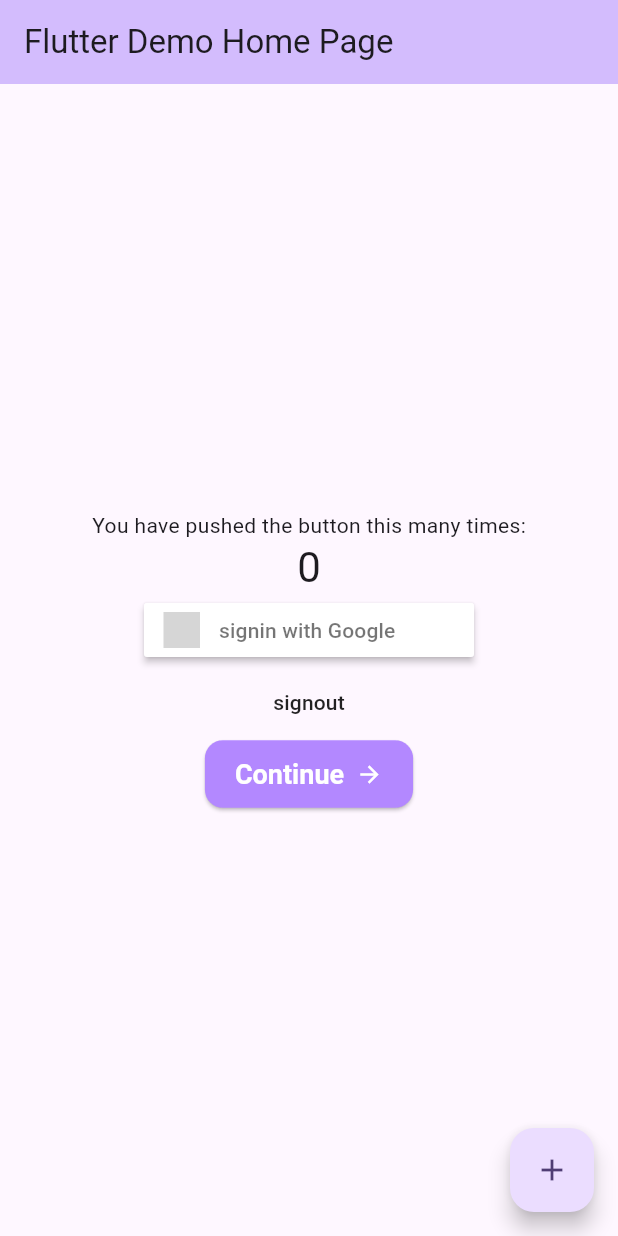
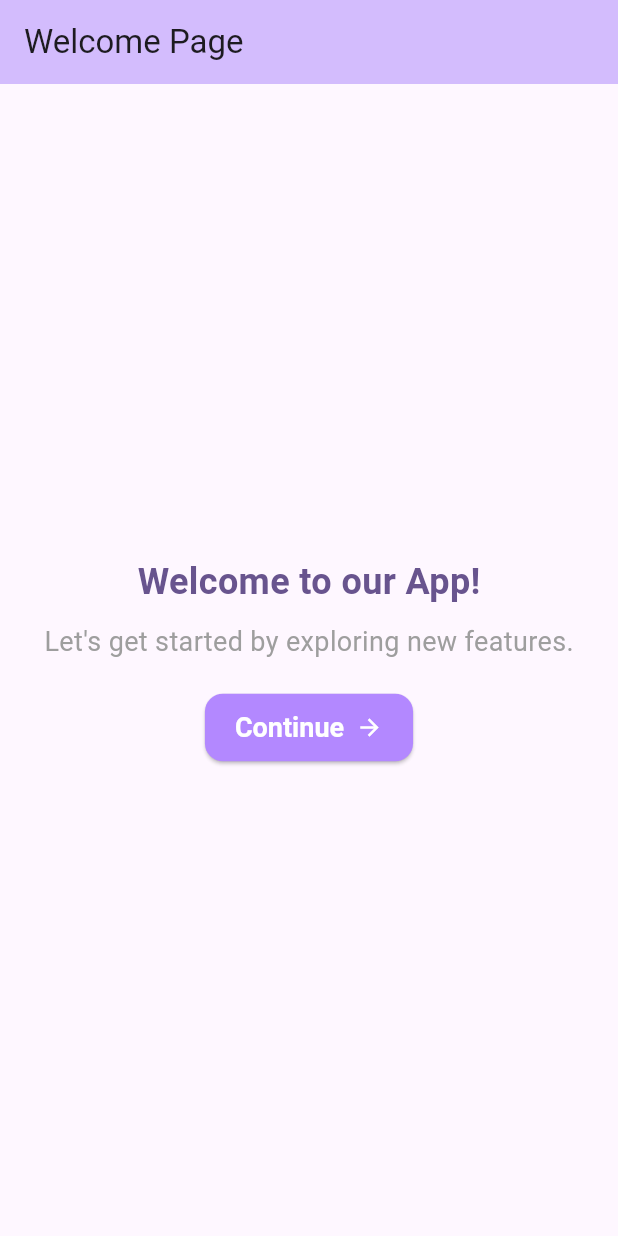
Before and after one commit to IvanR2468/5N6-AppMobileAvancee-TP3-Firebase, a Flutter app: the screen it shows after launch, on a phone screen of 412 x 824 dp. Run offline on Flutter 3.47's test engine with Material 3 defaults, Android fonts, the phone set to English and light mode, and no system bars; drawn by our look-alikes of sign_in_button; our stand-ins replace cloud_firestore, firebase_auth, firebase_core, google_sign_in; accounts and stored records are empty; grey boxes are pictures that could not be loaded.

Commit message:
REFACTOR: push -> pushReplacement pour la navigation
main dart modification accueil

```diff
--- a/task_manager_firebase/lib/main.dart
+++ b/task_manager_firebase/lib/main.dart
@@ -1,20 +1,9 @@
-import 'package:cloud_firestore/cloud_firestore.dart';
-import 'package:firebase_auth/firebase_auth.dart';
-import 'package:firebase_core/firebase_core.dart';
 import 'package:flutter/material.dart';
 import 'package:flutter_localizations/flutter_localizations.dart';
-import 'package:google_sign_in/google_sign_in.dart';
-import 'package:sign_in_button/sign_in_button.dart';
-import 'package:task_manager_firebase/widgets/continueButton.dart';
-
-import 'firebase_options.dart';
 import 'generated/l10n.dart';
+import 'widgets/continueButton.dart';
 
 void main() async {
-  WidgetsFlutterBinding.ensureInitialized();
-  await Firebase.initializeApp(
-    options: DefaultFirebaseOptions.currentPlatform,
-  );
   runApp(const MyApp());
 }
 
@@ -31,7 +20,7 @@ class MyApp extends StatelessWidget {
         GlobalCupertinoLocalizations.delegate,
       ],
       supportedLocales: S.delegate.supportedLocales,
-      title: 'Flutter Demo',
+      title: 'Welcome Page',
       theme: ThemeData(
         colorScheme: ColorScheme.fromSeed(seedColor: Colors.deepPurple),
         useMaterial3: true,
@@ -41,98 +30,45 @@ class MyApp extends StatelessWidget {
   }
 }
 
-class MyHomePage extends StatefulWidget {
+class MyHomePage extends StatelessWidget {
   const MyHomePage({super.key});
 
   @override
-  State<MyHomePage> createState() => _MyHomePageState();
-}
+  Widget build(BuildContext context) {
+    final appColor = Theme.of(context).colorScheme.primary;
 
-class _MyHomePageState extends State<MyHomePage> {
-  @override
-  void initState() {
-    super.initState();
-    FirebaseAuth.instance.authStateChanges().listen((User? user) {
-      if (user == null) {
-        print('User is currently signed out!');
-      } else {
-        print('User is signed in! ${user.email!}');
-      }
-    });
-  }
-
-  int _counter = 0;
-  void _incrementCounter() {
-    final db = FirebaseFirestore.instance;
-    // Create a new user with a first and last name
-    final user = <String, dynamic>{
-      "first": "Ada",
-      "last": "Lovelace",
-      "born": 1815
-    };
-    db.collection("users").add(user).then((DocumentReference doc) =>
-        print('DocumentSnapshot added with ID: ${doc.id}'));
-    setState(() {
-      _counter++;
-    });
-  }
-
-  @override
-  Widget build(BuildContext context) {
     return Scaffold(
       appBar: AppBar(
         backgroundColor: Theme.of(context).colorScheme.inversePrimary,
-        title: const Text('Flutter Demo Home Page'),
+        title: const Text('Welcome Page'),
       ),
       body: Center(
         child: Column(
           mainAxisAlignment: MainAxisAlignment.center,
           children: <Widget>[
+            // First message with app color
+            Text(
+              'Welcome to our App!',
+              style: TextStyle(
+                fontSize: 24,
+                fontWeight: FontWeight.bold,
+                color: appColor, // Use the primary color from the app theme
+              ),
+            ),
+            const SizedBox(height: 10),
+            // Second message with light color
             const Text(
-              'You have pushed the button this many times:',
+              'Let\'s get started by exploring new features.',
+              style: TextStyle(
+                fontSize: 18,
+                color: Colors.grey, // Light grey for the second message
+              ),
             ),
-            Text(
-              '$_counter',
-              style: Theme.of(context).textTheme.headlineMedium,
-            ),
-            SignInButton(
-                Buttons.google,
-                onPressed: signInWithGoogle,
-                text: 'signin with Google'),
-            MaterialButton(
-              onPressed: () async {
-                await GoogleSignIn().signOut();
-                await FirebaseAuth.instance.signOut();
-                setState(() {});
-              },
-              child: const Text("signout"),
-            ),
+            const SizedBox(height: 20),
             const ContinueButton(),
           ],
         ),
       ),
-      floatingActionButton: FloatingActionButton(
-        onPressed: _incrementCounter,
-        tooltip: 'Increment',
-        child: const Icon(Icons.add),
-      ), // This trailing comma makes auto-formatting nicer for build methods.
     );
   }
-  Future<UserCredential> signInWithGoogle() async {
-    // Trigger the authentication flow
-    final GoogleSignInAccount? googleUser = await GoogleSignIn().signIn();
-
-    // Obtain the auth details from the request
-    final GoogleSignInAuthentication? googleAuth =
-    await googleUser?.authentication;
-
-    // Create a new credential
-    final credential = GoogleAuthProvider.credential(
-      accessToken: googleAuth?.accessToken,
-      idToken: googleAuth?.idToken,
-    );
-
-    // Once signed in, return the UserCredential
-    return await FirebaseAuth.instance.signInWithCredential(credential);
-  }
 }
--- a/task_manager_firebase/lib/pages/create.dart
+++ b/task_manager_firebase/lib/pages/create.dart
@@ -88,7 +88,7 @@ class _CreateState extends State<Create> {
             TextButton(
               child: Text(S.of(context).home),
               onPressed: () {
-                Navigator.of(context).push(
+                Navigator.of(context).pushReplacement(
                     MaterialPageRoute(builder: (context) => const Home()));
               },
             ),
@@ -164,7 +164,7 @@ class _CreateState extends State<Create> {
         'deadline': deadline, // Date de création
       });
       print("Tâche ajoutée avec succès !");
-      Navigator.of(context).push(
+      Navigator.of(context).pushReplacement(
           MaterialPageRoute(builder: (context) => const Home()));
     } catch (e) {
       print("Erreur lors de l'ajout de la tâche : $e");
--- a/task_manager_firebase/lib/pages/sign_in.dart
+++ b/task_manager_firebase/lib/pages/sign_in.dart
@@ -54,7 +54,7 @@ class _SignInState extends State<SignIn> {
             TextButton(
               child: Text(S.of(context).signUp),
               onPressed: () {
-                Navigator.of(context).push(
+                Navigator.of(context).pushReplacement(
                     MaterialPageRoute(builder: (context) => const SignUp()));
               },
             ),
@@ -75,7 +75,7 @@ class _SignInState extends State<SignIn> {
               text: 'Sign in with Google',
               onPressed: () async {
                 await signInWithGoogle();
-                Navigator.push(
+                Navigator.pushReplacement(
                   context,
                   MaterialPageRoute(builder: (context) => const Home()),
                 );
--- a/task_manager_firebase/lib/widgets/drawerWidget.dart
+++ b/task_manager_firebase/lib/widgets/drawerWidget.dart
@@ -29,7 +29,7 @@ class drawerWidget extends StatelessWidget {
             onTap: () {
               // Update the state of the app.
               Navigator.of(context)
-                  .push(MaterialPageRoute(builder: (context) => const Home()));
+                  .pushReplacement(MaterialPageRoute(builder: (context) => const Home()));
             },
           ),
           ListTile(
@@ -37,7 +37,7 @@ class drawerWidget extends StatelessWidget {
             title: Text(S.of(context).addTask),
             onTap: () {
               // Update the state of the app.
-              Navigator.of(context).push(
+              Navigator.of(context).pushReplacement(
                   MaterialPageRoute(builder: (context) => const Create()));
             },
           ),
@@ -48,7 +48,7 @@ class drawerWidget extends StatelessWidget {
               await GoogleSignIn().signOut();
               await FirebaseAuth.instance.signOut();
               print("Déconnexion réussie");
-              Navigator.of(context).push(
+              Navigator.of(context).pushReplacement(
                   MaterialPageRoute(builder: (context) => const SignIn()));
             },
           ),
```
